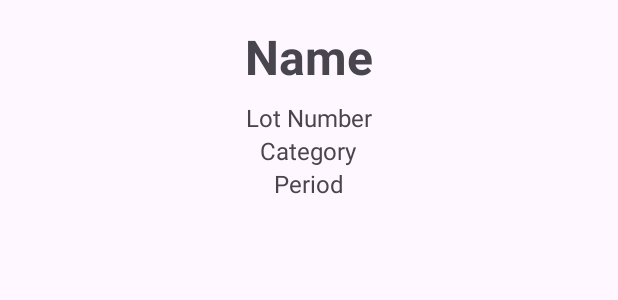
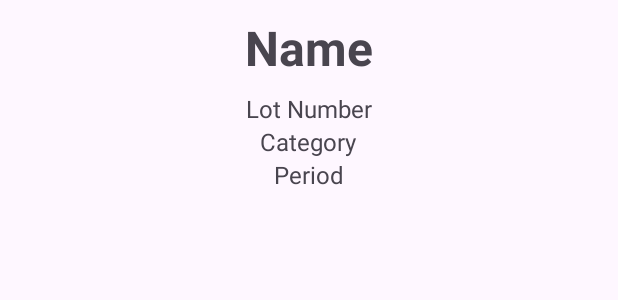
Before and after one commit to AlexanderCaza/b07Group2, an Android app: the layout item_box.xml on its own in the app's theme, with its tools: preview values and no code run, on a phone screen of 412 x 824 dp. Shown: the top 300 px of the screen. Run offline under Robolectric (Android 15) with nearby library versions, the phone set to English and light mode, and no system bars.

Commit message:
hotfix: changed maximum number of items per page to 4, and resized items to better suit new format

```diff
--- a/TAAMApp/app/src/main/java/com/b07group2/taamapp/BoxAdapter.java
+++ b/TAAMApp/app/src/main/java/com/b07group2/taamapp/BoxAdapter.java
@@ -16,7 +16,7 @@ import java.util.ArrayList;
 public class BoxAdapter extends RecyclerView.Adapter<BoxAdapter.BoxViewHolder>{
 
     private List<ItemCollection> boxList;
-    private final int pageSize = 5;
+    private final int pageSize = 4;
     private int currentPage = 0;
     private boolean[] clickedPositions;
 
--- a/TAAMApp/app/src/main/java/com/b07group2/taamapp/HomeFragment.java
+++ b/TAAMApp/app/src/main/java/com/b07group2/taamapp/HomeFragment.java
@@ -27,7 +27,7 @@ public abstract class HomeFragment extends Fragment {
     private RecyclerView recyclerView;
     private BoxAdapter boxAdapter;
     private int currentPage = 0;
-    private static final int PAGE_SIZE = 5; //boxes per page
+    private static final int PAGE_SIZE = 4; //boxes per page
     private CollectionsDatabase collectionsDatabase;
     private List<ItemCollection> itemCollections;
     protected boolean admin = false;
--- a/TAAMApp/app/src/main/res/layout/item_box.xml
+++ b/TAAMApp/app/src/main/res/layout/item_box.xml
@@ -3,7 +3,7 @@
     android:layout_width="match_parent"
     android:layout_height="wrap_content"
     android:orientation="vertical"
-    android:padding="16dp">
+    android:padding="10dp">
 
     <TextView
         android:id="@+id/nameTextView"
```
